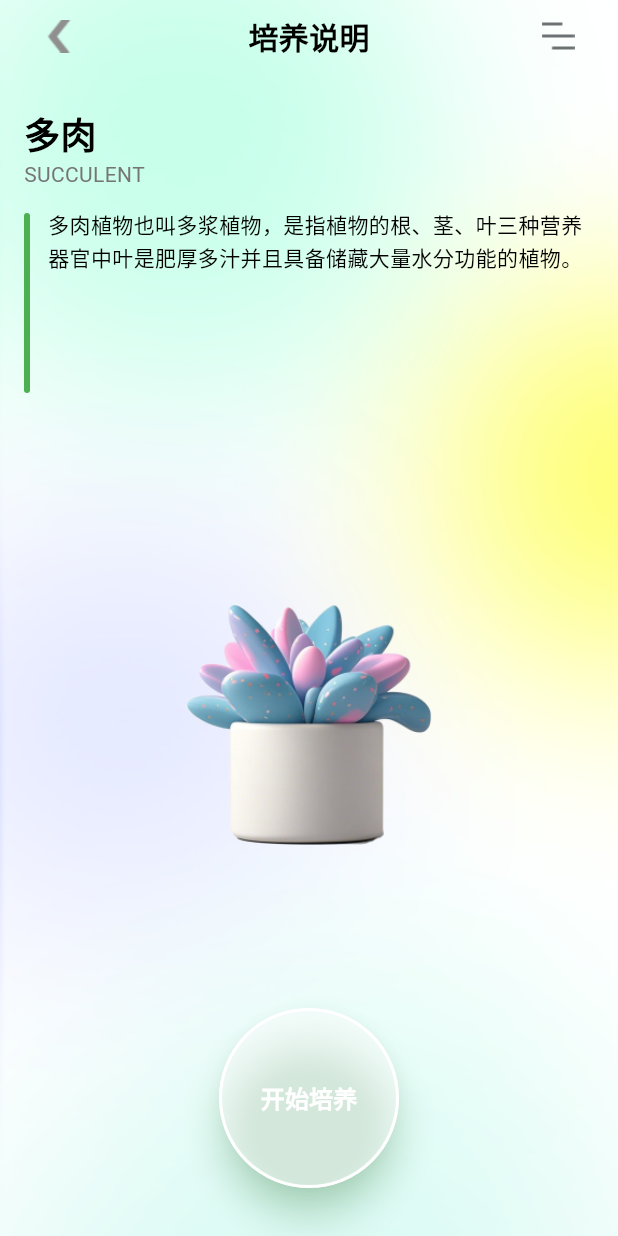
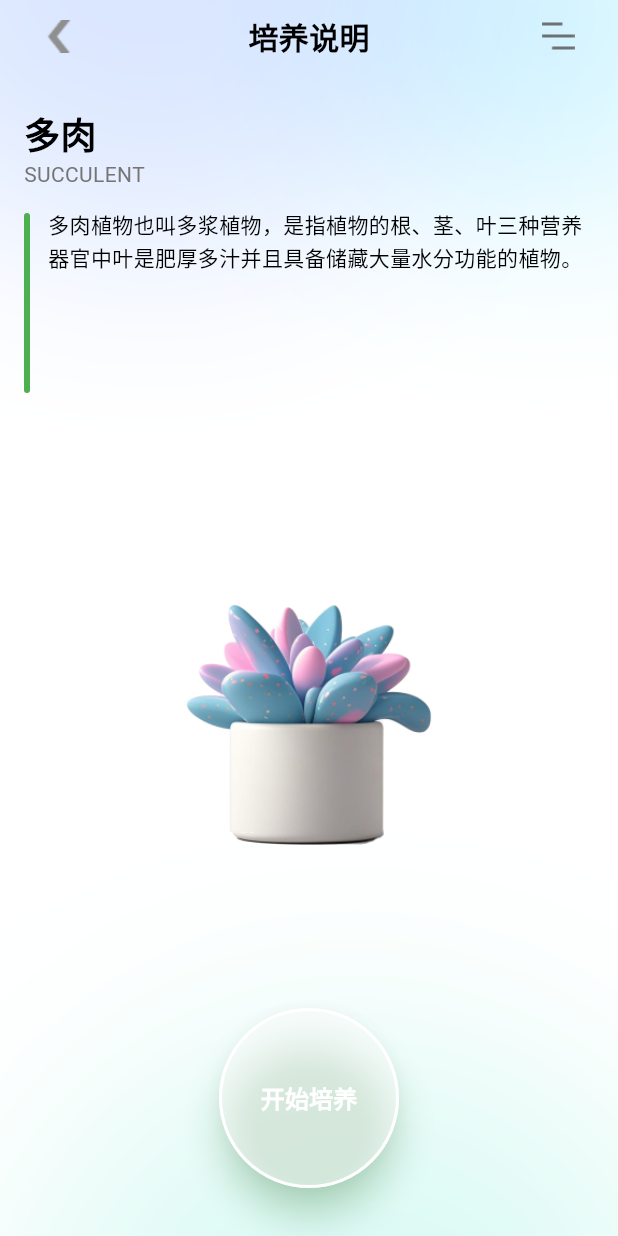
Before and after one commit to wutiannan/plant_ai_app, a Flutter app: the PlantDetailPage screen opened directly with sample values from the repository, on a phone screen of 412 x 824 dp. Run offline on Flutter 3.47's test engine with Material 3 defaults, Android fonts, the phone set to English and light mode, and no system bars.

Commit message:
STYLE：修复背景样式

```diff
--- a/lib/pages/ar_explore_page.dart
+++ b/lib/pages/ar_explore_page.dart
@@ -69,7 +69,7 @@ class ARExplorePage extends StatelessWidget {
               // 标题区域
               const Text(
                 '快来选择你的探索任务吧！',
-                style: TextStyle(fontSize: 20, fontWeight: FontWeight.w600),
+                style: TextStyle(fontSize: 20),
               ),
               const SizedBox(height: 8),
               const Text(
@@ -82,7 +82,7 @@ class ARExplorePage extends StatelessWidget {
               // 虚拟主题探索乐园
               const Text(
                 '虚拟主题探索乐园',
-                style: TextStyle(fontSize: 16, fontWeight: FontWeight.w500),
+                style: TextStyle(fontSize: 16),
               ),
               const SizedBox(height: 12),
 
@@ -119,7 +119,7 @@ class ARExplorePage extends StatelessWidget {
 
               const Text(
                 '户外实地探索任务',
-                style: TextStyle(fontSize: 16, fontWeight: FontWeight.w500),
+                style: TextStyle(fontSize: 16),
               ),
               const SizedBox(height: 12),
 
--- a/lib/pages/cultivation_interaction_page.dart
+++ b/lib/pages/cultivation_interaction_page.dart
@@ -29,7 +29,7 @@ class _CultivationInteractionPageState
       body: Container(
         decoration: BoxDecoration(
           image: DecorationImage(
-            image: AssetImage('assets/images/main_bg.png'),
+            image: AssetImage('assets/images/base_bg.png'),
             fit: BoxFit.cover,
           ),
         ),
--- a/lib/pages/map_explore_page.dart
+++ b/lib/pages/map_explore_page.dart
@@ -50,7 +50,7 @@ class MapExplorePage extends StatelessWidget {
       body: Container(
         decoration: const BoxDecoration(
           image: DecorationImage(
-            image: AssetImage('assets/images/main_map_bg.png'),
+            image: AssetImage('assets/images/base_bg.png'),
             fit: BoxFit.cover,
           ),
         ),
--- a/lib/pages/outdoor_explore_page.dart
+++ b/lib/pages/outdoor_explore_page.dart
@@ -55,7 +55,7 @@ class _OutdoorExplorePageState extends State<OutdoorExplorePage> {
       body: Container(
         decoration: const BoxDecoration(
           image: DecorationImage(
-            image: AssetImage('assets/images/main_map_bg.png'),
+            image: AssetImage('assets/images/base_bg.png'),
             fit: BoxFit.cover,
           ),
         ),
--- a/lib/pages/plant_detail_page.dart
+++ b/lib/pages/plant_detail_page.dart
@@ -13,7 +13,7 @@ class PlantDetailPage extends StatelessWidget {
       body: Container(
         decoration: const BoxDecoration(
           image: DecorationImage(
-            image: AssetImage('assets/images/main_bg.png'),
+            image: AssetImage('assets/images/base_bg.png'),
             fit: BoxFit.cover,
           ),
           // gradient: LinearGradient(
```
Also changed, not shown: assets/images/base_bg.png (added), assets/images/main_map_bg.png (deleted).
